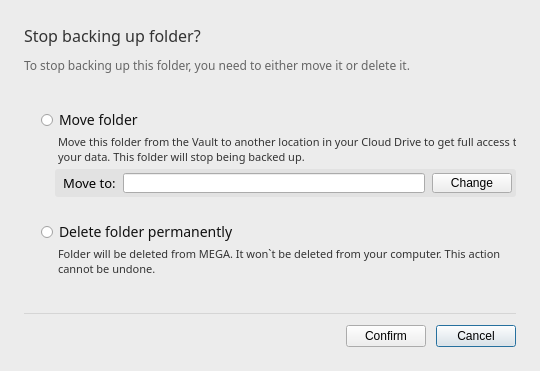
First picture: the form in src/MEGASync/gui/win/RemoveBackupDialog.ui, repository meganz/MEGAsync, before the edit.
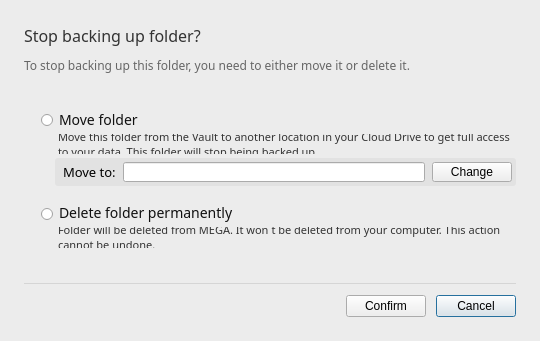
Second picture: the form after the edit.

Commit message: backups wizard dialog and remove dialgo wordwrap windows

Patch:
```diff
--- a/src/MEGASync/gui/win/RemoveBackupDialog.ui
+++ b/src/MEGASync/gui/win/RemoveBackupDialog.ui
@@ -7,7 +7,7 @@
     <x>0</x>
     <y>0</y>
     <width>540</width>
-    <height>351</height>
+    <height>329</height>
    </rect>
   </property>
   <property name="minimumSize">
@@ -104,7 +104,7 @@
        </property>
       </widget>
      </item>
-     <item>
+     <item alignment="Qt::AlignTop">
       <widget class="QLabel" name="lMoveFolder">
        <property name="styleSheet">
         <string notr="true">QLabel{
@@ -114,8 +114,10 @@
 }</string>
        </property>
        <property name="text">
-        <string>Move this folder from the Vault to another location in your Cloud Drive to get full access to
-your data. This folder will stop being backed up.</string>
+        <string>Move this folder from the Vault to another location in your Cloud Drive to get full access to your data. This folder will stop being backed up.</string>
+       </property>
+       <property name="wordWrap">
+        <bool>true</bool>
        </property>
       </widget>
      </item>
@@ -242,7 +244,7 @@
        </property>
       </spacer>
      </item>
-     <item>
+     <item alignment="Qt::AlignTop">
       <widget class="QRadioButton" name="rDeleteFolder">
        <property name="styleSheet">
         <string notr="true">*{
@@ -256,7 +258,7 @@
        </property>
       </widget>
      </item>
-     <item>
+     <item alignment="Qt::AlignTop">
       <widget class="QLabel" name="lDeleteFolder">
        <property name="styleSheet">
         <string notr="true">QLabel{
@@ -266,11 +268,26 @@
 }</string>
        </property>
        <property name="text">
-        <string>Folder will be deleted from MEGA. It won`t be deleted from your computer. This action
-cannot be undone.</string>
+        <string>Folder will be deleted from MEGA. It won`t be deleted from your computer. This action cannot be undone.</string>
+       </property>
+       <property name="wordWrap">
+        <bool>true</bool>
        </property>
       </widget>
      </item>
+     <item>
+      <spacer name="verticalSpacer_2">
+       <property name="orientation">
+        <enum>Qt::Vertical</enum>
+       </property>
+       <property name="sizeHint" stdset="0">
+        <size>
+         <width>20</width>
+         <height>0</height>
+        </size>
+       </property>
+      </spacer>
+     </item>
     </layout>
    </item>
    <item>
```
Left out of the diff: 5 changed lines with no effect on the pictures. The commit also changes 3 other files.
